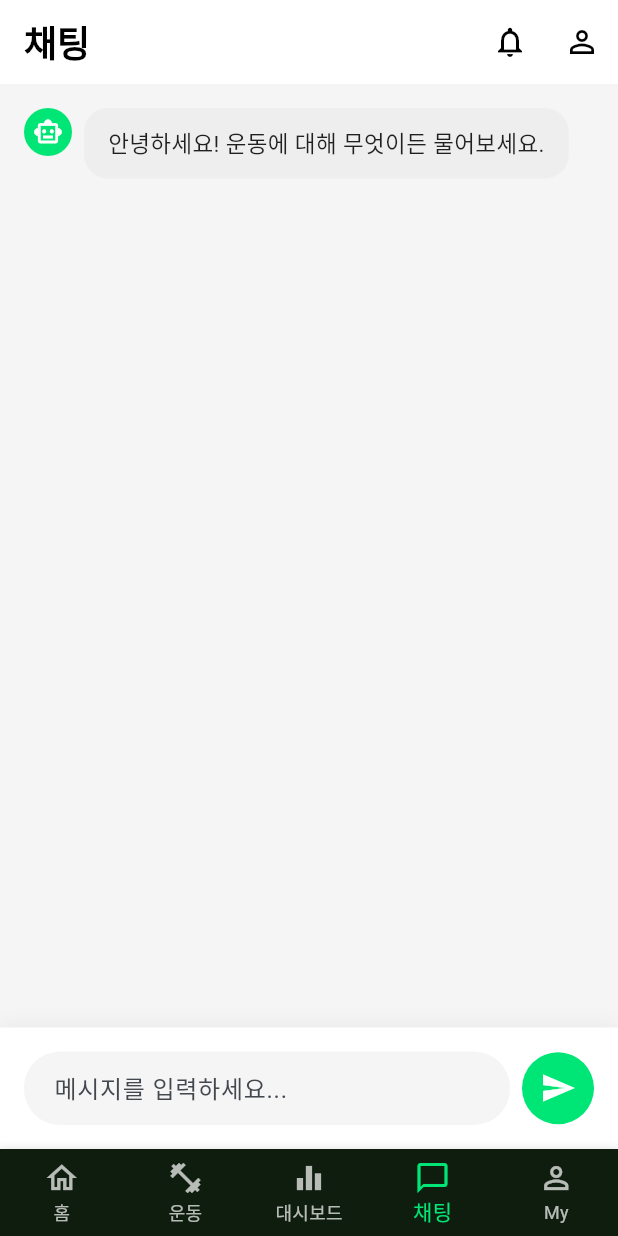
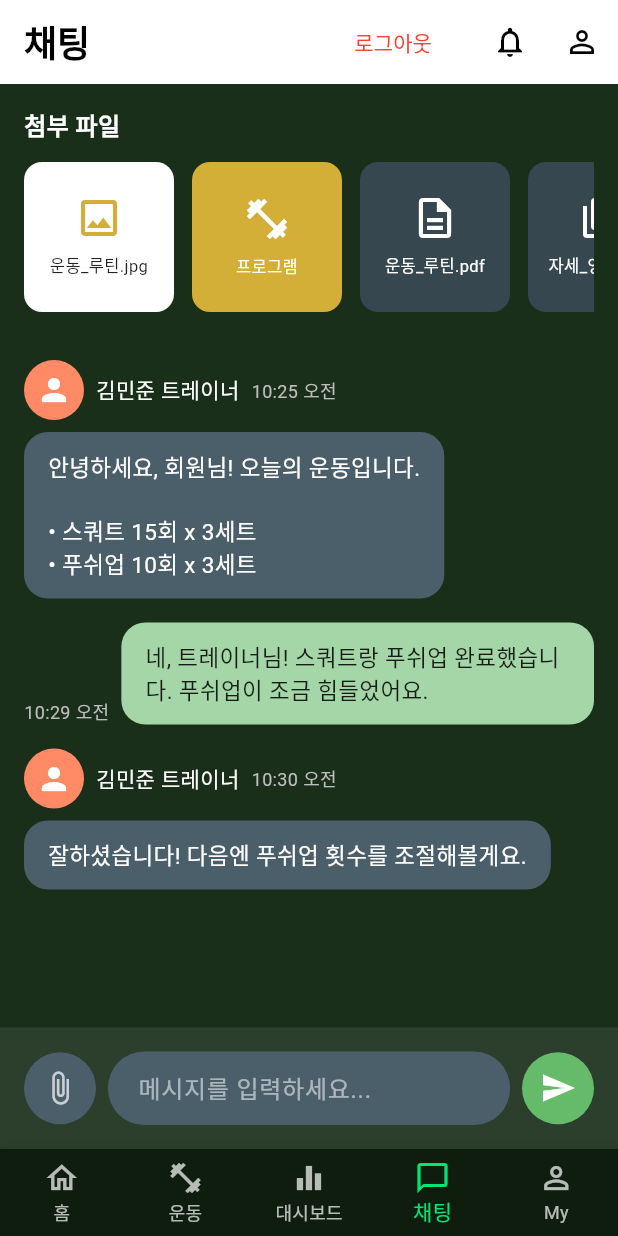
Before and after one commit to reactAndCode/third_flu_ex, a Flutter app: the screen it shows once a user with an empty profile is signed in, item 4 of the bottom bar chosen, on a phone screen of 412 x 824 dp. Run offline on Flutter 3.47's test engine with Material 3 defaults, Android fonts, the phone set to English and light mode, and no system bars; our stand-ins replace fl_chart, image_picker, supabase_flutter; accounts and stored records are empty.

Commit message:
feat: Redesign chat screen with dark theme and rename home_screen
- Rename home_screen.dart to workout_main_screen.dart
- Update chat screen with dark green theme design
- Add attachment section with file cards
- Update message bubbles (trainer: dark blue, user: light green)
- Add profile icons and timestamps for messages
- Add attachment button in input area
- Show logout button on all tabs
- Add sample trainer conversation

🤖 Generated with [Claude Code](https://claude.com/claude-code)

Co-Authored-By: Claude <noreply@anthropic.com>

```diff
--- a/lib/main.dart
+++ b/lib/main.dart
@@ -4,7 +4,7 @@ import 'package:supabase_flutter/supabase_flutter.dart';
 import 'package:intl/date_symbol_data_local.dart';
 import 'providers/auth_provider.dart';
 import 'providers/workout_provider.dart';
-import 'screens/home_screen.dart';
+import 'screens/workout_main_screen.dart';
 import 'screens/new_home_screen.dart';
 import 'screens/login_screen.dart';
 
--- a/lib/screens/chat_screen.dart
+++ b/lib/screens/chat_screen.dart
@@ -1,4 +1,5 @@
 import 'package:flutter/material.dart';
+import 'package:intl/intl.dart';
 
 class ChatScreen extends StatefulWidget {
   const ChatScreen({super.key});
@@ -10,23 +11,38 @@ class ChatScreen extends StatefulWidget {
 class _ChatScreenState extends State<ChatScreen> {
   final TextEditingController _messageController = TextEditingController();
   final List<ChatMessage> _messages = [];
+  final ScrollController _scrollController = ScrollController();
 
   @override
   void initState() {
     super.initState();
-    // 초기 환영 메시지
-    _messages.add(
+    // 초기 트레이너 메시지
+    _messages.addAll([
       ChatMessage(
-        text: '안녕하세요! 운동에 대해 무엇이든 물어보세요.',
+        text: '안녕하세요, 회원님! 오늘의 운동입니다.\n\n• 스쿼트 15회 x 3세트\n• 푸쉬업 10회 x 3세트',
+        isUser: false,
+        timestamp: DateTime.now().subtract(const Duration(minutes: 5)),
+        senderName: '김민준 트레이너',
+      ),
+      ChatMessage(
+        text: '네, 트레이너님! 스쿼트랑 푸쉬업 완료했습니다. 푸쉬업이 조금 힘들었어요.',
+        isUser: true,
+        timestamp: DateTime.now().subtract(const Duration(minutes: 1)),
+        senderName: '나',
+      ),
+      ChatMessage(
+        text: '잘하셨습니다! 다음엔 푸쉬업 횟수를 조절해볼게요.',
         isUser: false,
         timestamp: DateTime.now(),
+        senderName: '김민준 트레이너',
       ),
-    );
+    ]);
   }
 
   @override
   void dispose() {
     _messageController.dispose();
+    _scrollController.dispose();
     super.dispose();
   }
 
@@ -40,52 +56,59 @@ class _ChatScreenState extends State<ChatScreen> {
           text: text,
           isUser: true,
           timestamp: DateTime.now(),
+          senderName: '나',
         ),
       );
       _messageController.clear();
     });
 
-    // AI 응답 시뮬레이션 (추후 실제 API 연결)
+    // 스크롤을 맨 아래로
+    Future.delayed(const Duration(milliseconds: 100), () {
+      if (_scrollController.hasClients) {
+        _scrollController.animateTo(
+          _scrollController.position.maxScrollExtent,
+          duration: const Duration(milliseconds: 300),
+          curve: Curves.easeOut,
+        );
+      }
+    });
+
+    // 트레이너 응답 시뮬레이션
     Future.delayed(const Duration(seconds: 1), () {
       setState(() {
         _messages.add(
           ChatMessage(
-            text: '죄송합니다. 아직 AI 기능이 구현되지 않았습니다.',
+            text: '네, 알겠습니다! 계속 열심히 하시면 좋은 결과 있을 거예요!',
             isUser: false,
             timestamp: DateTime.now(),
+            senderName: '김민준 트레이너',
           ),
         );
+      });
+
+      // 스크롤을 맨 아래로
+      Future.delayed(const Duration(milliseconds: 100), () {
+        if (_scrollController.hasClients) {
+          _scrollController.animateTo(
+            _scrollController.position.maxScrollExtent,
+            duration: const Duration(milliseconds: 300),
+            curve: Curves.easeOut,
+          );
+        }
       });
     });
   }
 
   @override
   Widget build(BuildContext context) {
-    return Column(
+    return Container(
+      color: const Color(0xFF1A2F1A), // 다크 그린 배경
+      child: Column(
         children: [
+          _buildAttachmentSection(),
           Expanded(
-          child: _messages.isEmpty
-              ? Center(
-                  child: Column(
-                    mainAxisAlignment: MainAxisAlignment.center,
-                    children: [
-                      Icon(
-                        Icons.chat_bubble_outline,
-                        size: 64,
-                        color: Colors.grey[300],
-                      ),
-                      const SizedBox(height: 16),
-                      Text(
-                        '메시지를 시작해보세요',
-                        style: TextStyle(
-                          fontSize: 16,
-                          color: Colors.grey[600],
-                        ),
-                      ),
-                    ],
-                  ),
-                )
-              : ListView.builder(
+            child: ListView.builder(
+              controller: _scrollController,
               padding: const EdgeInsets.all(16),
               itemCount: _messages.length,
               itemBuilder: (context, index) {
@@ -95,29 +118,153 @@ class _ChatScreenState extends State<ChatScreen> {
           ),
           _buildInputArea(),
         ],
+      ),
+    );
+  }
+
+  Widget _buildAttachmentSection() {
+    return Container(
+      padding: const EdgeInsets.all(16),
+      child: Column(
+        crossAxisAlignment: CrossAxisAlignment.start,
+        children: [
+          const Text(
+            '첨부 파일',
+            style: TextStyle(
+              color: Colors.white,
+              fontSize: 16,
+              fontWeight: FontWeight.bold,
+            ),
+          ),
+          const SizedBox(height: 12),
+          SizedBox(
+            height: 100,
+            child: ListView(
+              scrollDirection: Axis.horizontal,
+              children: [
+                _buildAttachmentCard(
+                  icon: Icons.image_outlined,
+                  label: '운동_루틴.jpg',
+                  color: Colors.white,
+                ),
+                _buildAttachmentCard(
+                  icon: Icons.fitness_center,
+                  label: '프로그램',
+                  color: const Color(0xFFD4AF37),
+                ),
+                _buildAttachmentCard(
+                  icon: Icons.description_outlined,
+                  label: '운동_루틴.pdf',
+                  color: const Color(0xFF37474F),
+                ),
+                _buildAttachmentCard(
+                  icon: Icons.video_library_outlined,
+                  label: '자세_영상.mp4',
+                  color: const Color(0xFF37474F),
+                ),
+              ],
+            ),
+          ),
+        ],
+      ),
+    );
+  }
+
+  Widget _buildAttachmentCard({
+    required IconData icon,
+    required String label,
+    required Color color,
+  }) {
+    return Container(
+      width: 100,
+      margin: const EdgeInsets.only(right: 12),
+      decoration: BoxDecoration(
+        color: color,
+        borderRadius: BorderRadius.circular(12),
+      ),
+      child: Column(
+        mainAxisAlignment: MainAxisAlignment.center,
+        children: [
+          Icon(
+            icon,
+            size: 32,
+            color: color == Colors.white ? const Color(0xFFD4AF37) : Colors.white,
+          ),
+          const SizedBox(height: 8),
+          Padding(
+            padding: const EdgeInsets.symmetric(horizontal: 8),
+            child: Text(
+              label,
+              style: TextStyle(
+                fontSize: 11,
+                color: color == Colors.white ? Colors.black87 : Colors.white,
+              ),
+              textAlign: TextAlign.center,
+              maxLines: 2,
+              overflow: TextOverflow.ellipsis,
+            ),
+          ),
+        ],
+      ),
     );
   }
 
   Widget _buildMessageBubble(ChatMessage message) {
+    final timeStr = DateFormat('HH:mm a', 'ko_KR').format(message.timestamp);
+
     return Padding(
-      padding: const EdgeInsets.only(bottom: 12),
-      child: Row(
+      padding: const EdgeInsets.only(bottom: 16),
+      child: Column(
+        crossAxisAlignment:
+            message.isUser ? CrossAxisAlignment.end : CrossAxisAlignment.start,
+        children: [
+          if (!message.isUser)
+            Row(
+              children: [
+                Container(
+                  width: 40,
+                  height: 40,
+                  decoration: BoxDecoration(
+                    color: const Color(0xFFFF8A65),
+                    borderRadius: BorderRadius.circular(20),
+                  ),
+                  child: const Icon(
+                    Icons.person,
+                    color: Colors.white,
+                    size: 24,
+                  ),
+                ),
+                const SizedBox(width: 8),
+                Text(
+                  message.senderName,
+                  style: const TextStyle(
+                    color: Colors.white,
+                    fontSize: 14,
+                    fontWeight: FontWeight.w500,
+                  ),
+                ),
+                const SizedBox(width: 8),
+                Text(
+                  timeStr,
+                  style: TextStyle(
+                    color: Colors.grey[400],
+                    fontSize: 12,
+                  ),
+                ),
+              ],
+            ),
+          if (!message.isUser) const SizedBox(height: 8),
+          Row(
             mainAxisAlignment:
                 message.isUser ? MainAxisAlignment.end : MainAxisAlignment.start,
-        crossAxisAlignment: CrossAxisAlignment.start,
+            crossAxisAlignment: CrossAxisAlignment.end,
             children: [
-          if (!message.isUser) ...[
-            Container(
-              width: 32,
-              height: 32,
-              decoration: BoxDecoration(
-                color: const Color(0xFF00E676),
-                borderRadius: BorderRadius.circular(16),
-              ),
-              child: const Icon(
-                Icons.smart_toy_outlined,
-                color: Colors.white,
-                size: 20,
+              if (message.isUser) ...[
+                Text(
+                  timeStr,
+                  style: TextStyle(
+                    color: Colors.grey[400],
+                    fontSize: 12,
                   ),
                 ),
                 const SizedBox(width: 8),
@@ -127,35 +274,22 @@ class _ChatScreenState extends State<ChatScreen> {
                   padding: const EdgeInsets.symmetric(horizontal: 16, vertical: 12),
                   decoration: BoxDecoration(
                     color: message.isUser
-                    ? const Color(0xFF00E676)
-                    : Colors.grey[200],
+                        ? const Color(0xFFA5D6A7) // 연한 초록색
+                        : const Color(0xFF4A5F6A), // 어두운 파란색
                     borderRadius: BorderRadius.circular(16),
                   ),
                   child: Text(
                     message.text,
                     style: TextStyle(
                       fontSize: 15,
-                  color: message.isUser ? Colors.white : Colors.black87,
+                      color: message.isUser ? Colors.black87 : Colors.white,
+                      height: 1.4,
                     ),
                   ),
                 ),
               ),
-          if (message.isUser) ...[
-            const SizedBox(width: 8),
-            Container(
-              width: 32,
-              height: 32,
-              decoration: BoxDecoration(
-                color: Colors.grey[300],
-                borderRadius: BorderRadius.circular(16),
+            ],
           ),
-              child: const Icon(
-                Icons.person_outline,
-                color: Colors.black54,
-                size: 20,
-              ),
-            ),
-          ],
         ],
       ),
     );
@@ -164,28 +298,36 @@ class _ChatScreenState extends State<ChatScreen> {
   Widget _buildInputArea() {
     return Container(
       padding: const EdgeInsets.all(16),
-      decoration: BoxDecoration(
-        color: Colors.white,
-        boxShadow: [
-          BoxShadow(
-            color: Colors.black.withOpacity(0.05),
-            blurRadius: 10,
-            offset: const Offset(0, -2),
-          ),
-        ],
+      decoration: const BoxDecoration(
+        color: Color(0xFF2C3E2C), // 다크 그린
       ),
       child: Row(
         children: [
+          Container(
+            decoration: BoxDecoration(
+              color: const Color(0xFF4A5F6A),
+              borderRadius: BorderRadius.circular(24),
+            ),
+            child: IconButton(
+              icon: const Icon(Icons.attach_file, color: Colors.white70),
+              onPressed: () {
+                // 첨부 파일 기능
+              },
+            ),
+          ),
+          const SizedBox(width: 8),
           Expanded(
             child: Container(
               decoration: BoxDecoration(
-                color: Colors.grey[100],
+                color: const Color(0xFF4A5F6A),
                 borderRadius: BorderRadius.circular(24),
               ),
               child: TextField(
                 controller: _messageController,
+                style: const TextStyle(color: Colors.white),
                 decoration: const InputDecoration(
                   hintText: '메시지를 입력하세요...',
+                  hintStyle: TextStyle(color: Colors.white54),
                   border: InputBorder.none,
                   contentPadding: EdgeInsets.symmetric(
                     horizontal: 20,
@@ -201,7 +343,7 @@ class _ChatScreenState extends State<ChatScreen> {
           const SizedBox(width: 8),
           Container(
             decoration: const BoxDecoration(
-              color: Color(0xFF00E676),
+              color: Color(0xFF66BB6A), // 초록색
               shape: BoxShape.circle,
             ),
             child: IconButton(
@@ -219,10 +361,12 @@ class ChatMessage {
   final String text;
   final bool isUser;
   final DateTime timestamp;
+  final String senderName;
 
   ChatMessage({
     required this.text,
     required this.isUser,
     required this.timestamp,
+    required this.senderName,
   });
 }
--- a/lib/screens/new_home_screen.dart
+++ b/lib/screens/new_home_screen.dart
@@ -124,7 +124,6 @@ class _NewHomeScreenState extends State<NewHomeScreen> {
           ),
         ),
         actions: [
-          if (_currentIndex == 1) // 운동 탭일 때만 로그아웃 버튼 표시
           Consumer<AuthProvider>(
             builder: (context, authProvider, child) {
               return TextButton(
```
Also changed, not shown: .claude/settings.local.json, lib/screens/workout_main_screen.dart (renamed from lib/screens/home_screen.dart), 1 other file. Lines whose indentation alone changed are shown as unchanged.
